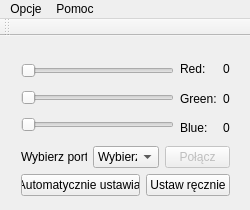
This is mainwindow.ui in Dropsoon/ArduinoDeskControlTest as Qt 5 draws it before an edit. The edited form follows.
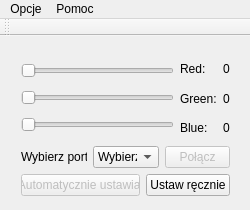
This is the edited form. Icons and pictures are not drawn.

Diff of the .ui file:
```diff
--- a/mainwindow.ui
+++ b/mainwindow.ui
@@ -230,6 +230,9 @@
       <layout class="QHBoxLayout" name="Upload">
        <item>
         <widget class="QPushButton" name="bAutoUpload">
+         <property name="enabled">
+          <bool>false</bool>
+         </property>
          <property name="text">
           <string>Automatycznie ustawiaj</string>
          </property>
```
Left out of the diff: 2 changed lines with no effect on the pictures.
